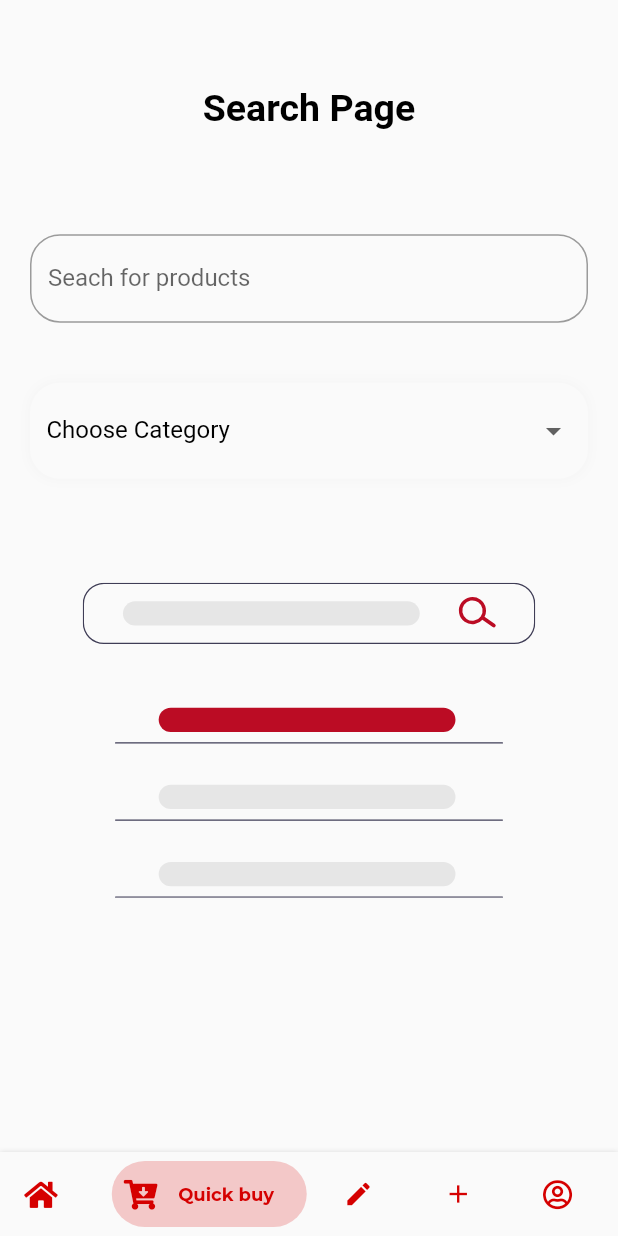
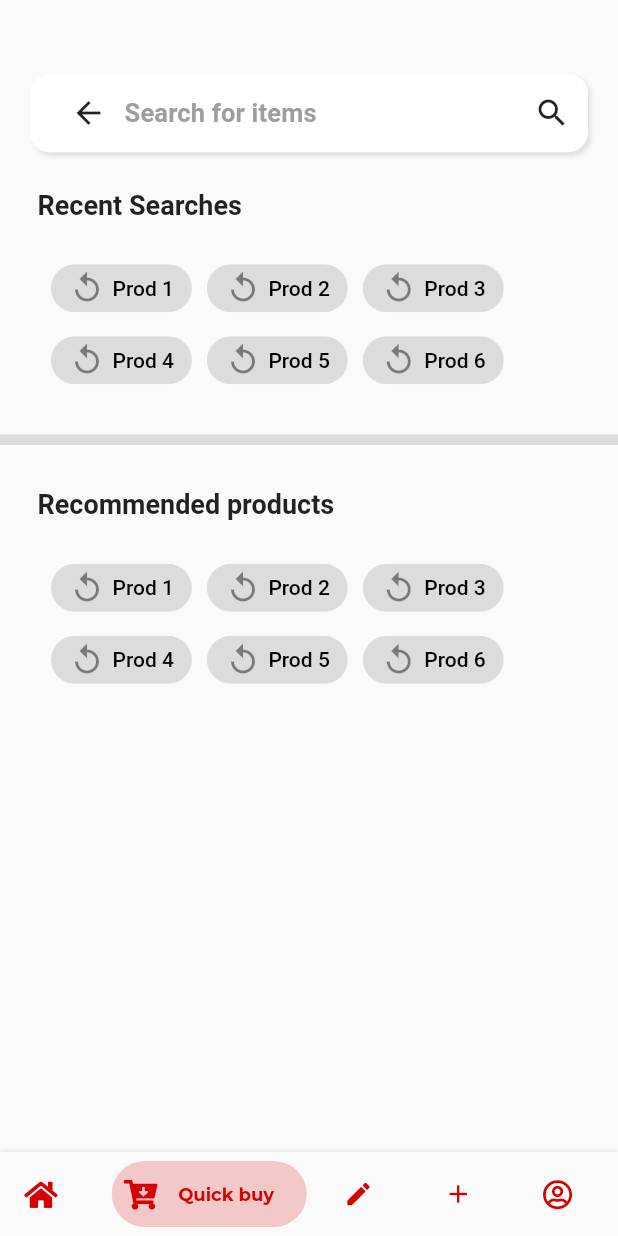
Before and after one commit to Chennai-Sharks/Hexabyte, a Flutter app: the screen it shows once a user with an empty profile is signed in, item 2 of the bottom bar chosen, on a phone screen of 412 x 824 dp. Run offline on Flutter 3.47's test engine with Material 2 defaults, Android fonts, the phone set to English and light mode, and no system bars; drawn by our look-alikes of auto_size_text, bottom_navy_bar, flutter_form_builder, flutter_typeahead; our stand-ins replace firebase_auth, firebase_core, flutter_dotenv, flutter_easyloading, flutter_secure_storage, fluttertoast and 7 more; missing offline and left inert: razorpay_flutter; accounts and stored records are empty.

Commit message:
Search page ui done

```diff
--- a/src/charles/lib/screens/search_screen/search_screen.dart
+++ b/src/charles/lib/screens/search_screen/search_screen.dart
@@ -1,144 +1,52 @@
-import 'package:auto_size_text/auto_size_text.dart';
 import 'package:flutter/material.dart';
-import 'package:flutter_form_builder/flutter_form_builder.dart';
-import 'package:flutter_svg/flutter_svg.dart';
-import 'package:flutter_typeahead/flutter_typeahead.dart';
-import 'package:form_builder_validators/form_builder_validators.dart';
-import 'package:google_fonts/google_fonts.dart';
-import 'package:hexabyte/providers/search/search_provider.dart';
-import 'package:hexabyte/screens/product_details_screen/product_details_screen.dart';
+import 'package:hexabyte/screens/search_screen/widgets/after_search.dart';
 
-class SearchPage extends StatelessWidget {
-  SearchPage({Key? key}) : super(key: key);
-  final _formKey = GlobalKey<FormBuilderState>();
-  final SearchProvider _searchProvider = SearchProvider();
+import 'package:hexabyte/screens/search_screen/widgets/before_search.dart';
+
+class SearchPage extends StatefulWidget {
+  const SearchPage({Key? key}) : super(key: key);
+
+  @override
+  State<SearchPage> createState() => _SearchPageState();
+}
+
+class _SearchPageState extends State<SearchPage> {
+  // if first search done is false, meaning that user has pressed the search bar from home
+  // if first searchdone is true, meaning a search has been done so from now on only show after_search.dart
+  bool firstSearchDone = false;
+  final TextEditingController searchController = TextEditingController();
+
+  void updateFirstSearchDone() {
+    setState(() {
+      firstSearchDone = true;
+    });
+  }
+
+  void goBackToFirstSearch() {
+    setState(() {
+      firstSearchDone = false;
+    });
+  }
+
+  @override
+  void dispose() {
+    super.dispose();
+    searchController.dispose();
+  }
 
   @override
   Widget build(BuildContext context) {
-    final height = MediaQuery.of(context).size.height;
     return Scaffold(
       backgroundColor: Theme.of(context).primaryColor,
-      body: SingleChildScrollView(
-        child: Column(
-          children: [
-            SizedBox(
-              height: MediaQuery.of(context).size.height * 0.07,
+      body: firstSearchDone
+          ? AfterSearch(
+              searchController: searchController,
+              goBackToFirstSearch: goBackToFirstSearch,
+            )
+          : BeforeSearch(
+              searchDone: updateFirstSearchDone,
+              searchController: searchController,
             ),
-            AutoSizeText(
-              'Search Page',
-              style: GoogleFonts.roboto(
-                color: Theme.of(context).secondaryHeaderColor,
-                fontWeight: FontWeight.bold,
-                fontSize: 25,
-              ),
-            ),
-            SizedBox(
-              height: height * 0.06,
-            ),
-            Padding(
-              padding: const EdgeInsets.all(20.0),
-              child: TypeAheadField(
-                textFieldConfiguration: TextFieldConfiguration(
-                  autofocus: true,
-                  decoration: InputDecoration(
-                    label: const Text(
-                      'Seach for products',
-                    ),
-                    border: OutlineInputBorder(
-                      borderRadius: BorderRadius.circular(20),
-                    ),
-                  ),
-                ),
-                suggestionsCallback: (pattern) async {
-                  // print(pattern.);
-                  // backend call.
-                  final searchResults = _searchProvider.searchResults(
-                    query: pattern,
-                  );
-
-                  return searchResults;
-                },
-                itemBuilder: (context, suggestion) {
-                  return ListTile(
-                    title: Text((suggestion as Map)['product_name']),
-                    subtitle: Text('${suggestion['price'].toString()} Rs'),
-                  );
-                },
-                onSuggestionSelected: (suggestion) {
-                  final data = suggestion as Map;
-                  print(data);
-                  Navigator.of(context).push(
-                    MaterialPageRoute(
-                      builder: (context) => ProductDetailsPage(
-                        productName: data['product_name'],
-                        sellerId: data['uuid'].toString(),
-                        category: data['category'],
-                        description: data['description'] ?? 'No description',
-                        location: data['location'],
-                        weight: data['weight'].toString(),
-                        price: data['price'].toString(),
-                        orderType: 'Onetime only',
-                      ),
-                    ),
-                  );
-                },
-              ),
-            ),
-            FormBuilder(
-              key: _formKey,
-              child: Padding(
-                padding: const EdgeInsets.all(20),
-                child: Container(
-                  decoration: BoxDecoration(
-                    color: Theme.of(context).primaryColor,
-                    borderRadius: BorderRadius.circular(20),
-                    boxShadow: [BoxShadow(color: Colors.grey.shade100, spreadRadius: 1, blurRadius: 5)],
-                  ),
-                  child: Padding(
-                    padding: const EdgeInsets.symmetric(horizontal: 11.0),
-                    child: Center(
-                      child: FormBuilderDropdown(
-                        name: 'state',
-                        decoration: InputDecoration(
-                          labelText: 'Choose Category',
-                          labelStyle: TextStyle(
-                            color: Theme.of(context).secondaryHeaderColor,
-                          ),
-                          border: InputBorder.none,
-                        ),
-                        // initialValue: 'Male',
-                        allowClear: true,
-
-                        validator: FormBuilderValidators.compose([FormBuilderValidators.required(context)]),
-                        items: [
-                          'Consumable food scraps',
-                          'Eggshells',
-                          'Excess food',
-                          'Rotten peels',
-                          'Spoilt vegetables/fruits',
-                          'Waste oils'
-                        ]
-                            .map((data) => DropdownMenuItem(
-                                  value: data,
-                                  child: Text(data),
-                                ))
-                            .toList(),
-                      ),
-                    ),
-                  ),
-                ),
-              ),
-            ),
-            SizedBox(
-              height: height * 0.06,
-            ),
-            SizedBox(
-              height: 210,
-              child: SvgPicture.asset('assets/search.svg'),
-            ),
-          ],
-        ),
-      ),
     );
   }
 }
--- /dev/null
+++ b/src/charles/lib/screens/search_screen/widgets/before_search.dart
@@ -0,0 +1,246 @@
+import 'package:auto_size_text/auto_size_text.dart';
+import 'package:flutter/material.dart';
+import 'package:flutter_form_builder/flutter_form_builder.dart';
+import 'package:flutter_typeahead/flutter_typeahead.dart';
+import 'package:google_fonts/google_fonts.dart';
+import 'package:recase/recase.dart';
+
+class BeforeSearch extends StatefulWidget {
+  final Function searchDone;
+  final TextEditingController searchController;
+  const BeforeSearch({Key? key, required this.searchDone, required this.searchController}) : super(key: key);
+
+  @override
+  State<BeforeSearch> createState() => _BeforeSearchState();
+}
+
+class _BeforeSearchState extends State<BeforeSearch> {
+  final _formKey = GlobalKey<FormBuilderState>();
+
+  @override
+  Widget build(BuildContext context) {
+    final height = MediaQuery.of(context).size.height;
+    return Scaffold(
+      backgroundColor: Theme.of(context).primaryColor,
+      body: FormBuilder(
+        key: _formKey,
+        child: SingleChildScrollView(
+          child: Column(
+            crossAxisAlignment: CrossAxisAlignment.start,
+            children: [
+              SizedBox(height: MediaQuery.of(context).size.height * 0.06),
+              Container(
+                padding: const EdgeInsets.only(left: 15.0, top: 2.0, bottom: 2.0),
+                margin: const EdgeInsets.only(left: 20, right: 20),
+                decoration: BoxDecoration(
+                  color: Colors.white,
+                  borderRadius: BorderRadius.circular(13.0),
+                  boxShadow: [
+                    BoxShadow(
+                      color: Colors.grey[300]!,
+                      blurRadius: 2.0,
+                      spreadRadius: 0.0,
+                      offset: const Offset(2.0, 2.0),
+                    )
+                  ],
+                ),
+                child: Row(
+                  children: <Widget>[
+                    IconButton(
+                      icon: const Icon(Icons.arrow_back),
+                      onPressed: () {
+                        Navigator.of(context).pop();
+                      },
+                    ),
+                    Expanded(
+                      child: TypeAheadField(
+                        hideOnLoading: true,
+                        textFieldConfiguration: TextFieldConfiguration(
+                          autofocus: true,
+                          controller: widget.searchController,
+                          onSubmitted: (value) {
+                            print(value);
+                            // widget.searchController.text = value;
+                            widget.searchDone();
+                          },
+                          decoration: InputDecoration(
+                            hintText: 'Search for items',
+                            hintStyle: Theme.of(context).textTheme.subtitle2!.copyWith(
+                                  color: Colors.grey,
+                                  fontSize: 17.0,
+                                  fontWeight: FontWeight.w600,
+                                ),
+                            border: InputBorder.none,
+                          ),
+                        ),
+                        suggestionsCallback: (pattern) async {
+                          if (pattern.isEmpty) {
+                            return [];
+                          }
+                          return [
+                            {'product_name': 'hello'}
+                          ];
+                        },
+                        itemBuilder: (context, suggestion) {
+                          return ListTile(
+                            title: Text((suggestion as Map)['product_name']),
+                            // subtitle: Text('${suggestion['price'].toString()} Rs'),
+                          );
+                        },
+                        onSuggestionSelected: (suggestion) {
+                          final data = suggestion as Map;
+                          print(data);
+                          // Navigator.of(context).push(
+                          //   MaterialPageRoute(
+                          //     builder: (context) => ProductDetailsPage(
+                          //       productName: data['product_name'],
+                          //       sellerId: data['uuid'].toString(),
+                          //       category: data['category'],
+                          //       description: data['description'] ?? 'No description',
+                          //       location: data['location'],
+                          //       weight: data['weight'].toString(),
+                          //       price: data['price'].toString(),
+                          //       orderType: 'Onetime only',
+                          //     ),
+                          //   ),
+                          // );
+                        },
+                      ),
+                    ),
+                    IconButton(
+                      icon: const Icon(Icons.search),
+                      onPressed: () {},
+                    ),
+                  ],
+                ),
+              ),
+              SizedBox(
+                height: height * 0.03,
+              ),
+              Container(
+                margin: const EdgeInsets.only(left: 25),
+                child: AutoSizeText(
+                  'Recent Searches',
+                  style: GoogleFonts.roboto(
+                    fontWeight: FontWeight.bold,
+                    fontSize: 18,
+                  ),
+                ),
+              ),
+              Padding(
+                padding: const EdgeInsets.all(9),
+                child: Container(
+                  margin: const EdgeInsets.only(left: 25),
+                  child: Center(
+                    child: FormBuilderChoiceChip(
+                      name: 'recent_search',
+                      spacing: 10,
+                      onChanged: (value) {
+                        // use on changed to go to next search (after_search)
+                        print(value);
+                      },
+                      disabledColor: Colors.grey.shade100,
+                      crossAxisAlignment: WrapCrossAlignment.start,
+                      decoration: const InputDecoration(
+                        border: InputBorder.none,
+                      ),
+                      options: (['prod_1', 'prod_2', 'prod_3', 'prod_4', 'prod_5', 'prod_6'])
+                          .map(
+                            (eachItem) => FormBuilderFieldOption(
+                              key: Key(eachItem),
+                              value: eachItem,
+                              child: Row(
+                                mainAxisSize: MainAxisSize.min,
+                                children: [
+                                  Container(
+                                    margin: const EdgeInsets.only(right: 5),
+                                    child: const Icon(
+                                      Icons.replay,
+                                      color: Colors.black45,
+                                    ),
+                                  ),
+                                  Text(
+                                    eachItem.sentenceCase,
+                                    style: GoogleFonts.roboto(color: Colors.black),
+                                  ),
+                                ],
+                              ),
+                            ),
+                          )
+                          .toList(),
+                    ),
+                  ),
+                ),
+              ),
+              const Divider(
+                thickness: 7,
+                color: Colors.black12,
+              ),
+              SizedBox(
+                height: height * 0.03,
+              ),
+              Container(
+                margin: const EdgeInsets.only(left: 25),
+                child: AutoSizeText(
+                  'Recommended products',
+                  style: GoogleFonts.roboto(
+                    fontWeight: FontWeight.bold,
+                    fontSize: 18,
+                  ),
+                ),
+              ),
+              Padding(
+                padding: const EdgeInsets.all(9),
+                child: Container(
+                  margin: const EdgeInsets.only(left: 25),
+                  child: Center(
+                    child: FormBuilderChoiceChip(
+                      name: 'recent_search',
+                      spacing: 10,
+                      onChanged: (value) {
+                        // use on changed to go to next search (after_search)
+                        print(value);
+                      },
+                      disabledColor: Colors.grey.shade100,
+                      crossAxisAlignment: WrapCrossAlignment.start,
+                      decoration: const InputDecoration(
+                        border: InputBorder.none,
+                      ),
+                      options: (['prod_1', 'prod_2', 'prod_3', 'prod_4', 'prod_5', 'prod_6'])
+                          .map(
+                            (eachItem) => FormBuilderFieldOption(
+                              key: Key(eachItem),
+                              value: eachItem,
+                              child: Row(
+                                mainAxisSize: MainAxisSize.min,
+                                children: [
+                                  Container(
+                                    margin: const EdgeInsets.only(right: 5),
+                                    child: const Icon(
+                                      Icons.replay,
+                                      color: Colors.black45,
+                                    ),
+                                  ),
+                                  Text(
+                                    eachItem.sentenceCase,
+                                    style: GoogleFonts.roboto(color: Colors.black),
+                                  ),
+                                ],
+                              ),
+                            ),
+                          )
+                          .toList(),
+                    ),
+                  ),
+                ),
+              ),
+              SizedBox(
+                height: height * 0.06,
+              ),
+            ],
+          ),
+        ),
+      ),
+    );
+  }
+}
```
Also changed, not shown: src/charles/lib/providers/search/search_provider.dart (deleted, +0 -34 lines), src/charles/lib/screens/search_screen/widgets/after_search.dart (added, +124 -0 lines), src/charles/lib/screens/search_screen/widgets/after_search_card.dart (added, +120 -0 lines).
